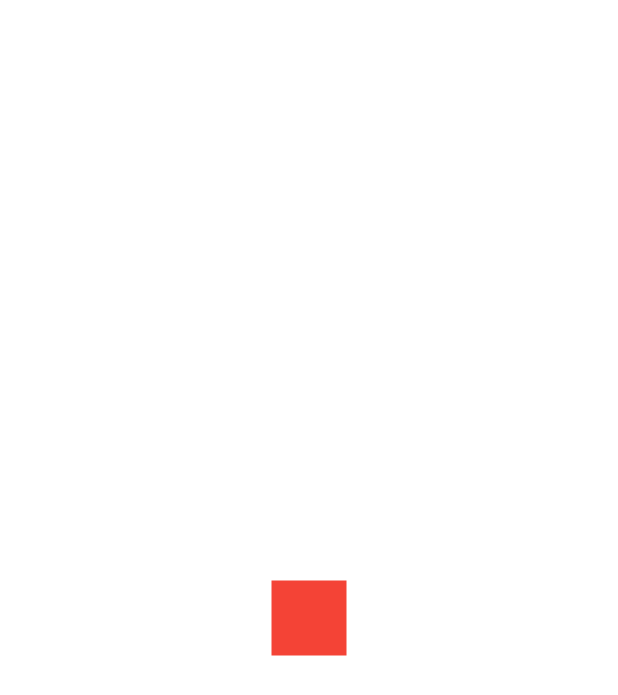
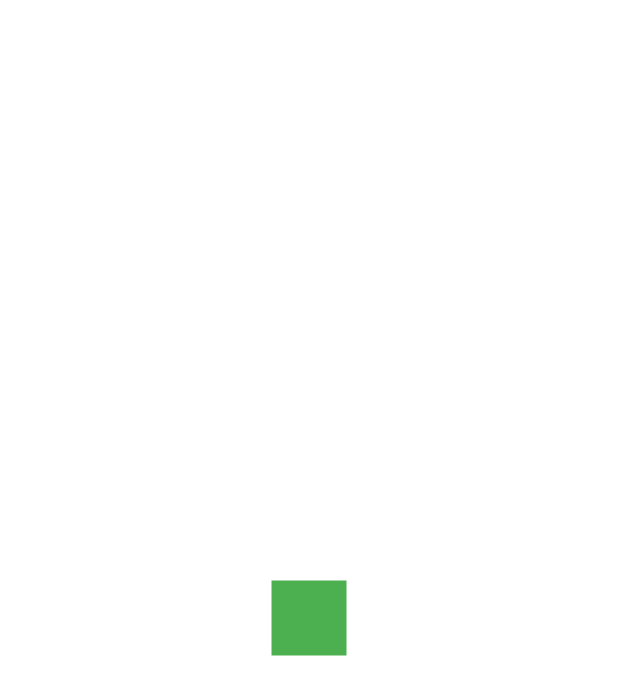
Before and after one commit to ArchOrn/flutter_5iwj_2024, a Flutter app: the screen it shows after launch, on a phone screen of 412 x 824 dp. Shown: the top 695 px of the screen. Run offline on Flutter 3.47's test engine with Material 3 defaults, Android fonts, the phone set to English and light mode, and no system bars.

Commit message:
Demo with named parameter for color

```diff
--- a/lib/main.dart
+++ b/lib/main.dart
@@ -2,12 +2,14 @@ import 'package:flutter/material.dart';
 
 void main() {
   runApp(
-    const A(),
+    const A(color: Colors.green),
   );
 }
 
 class A extends StatelessWidget {
-  const A({super.key});
+  final Color color;
+
+  const A({super.key, this.color = Colors.red});
 
   @override
   Widget build(BuildContext context) {
@@ -15,7 +17,7 @@ class A extends StatelessWidget {
       child: Container(
         width: 50,
         height: 50,
-        color: Colors.red,
+        color: color,
       ),
     );
   }
```
